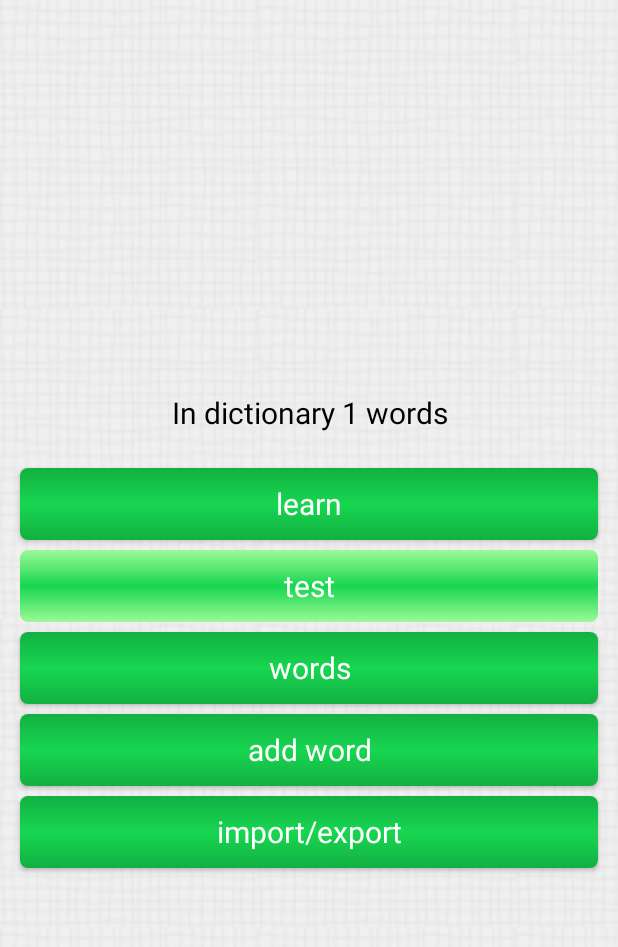
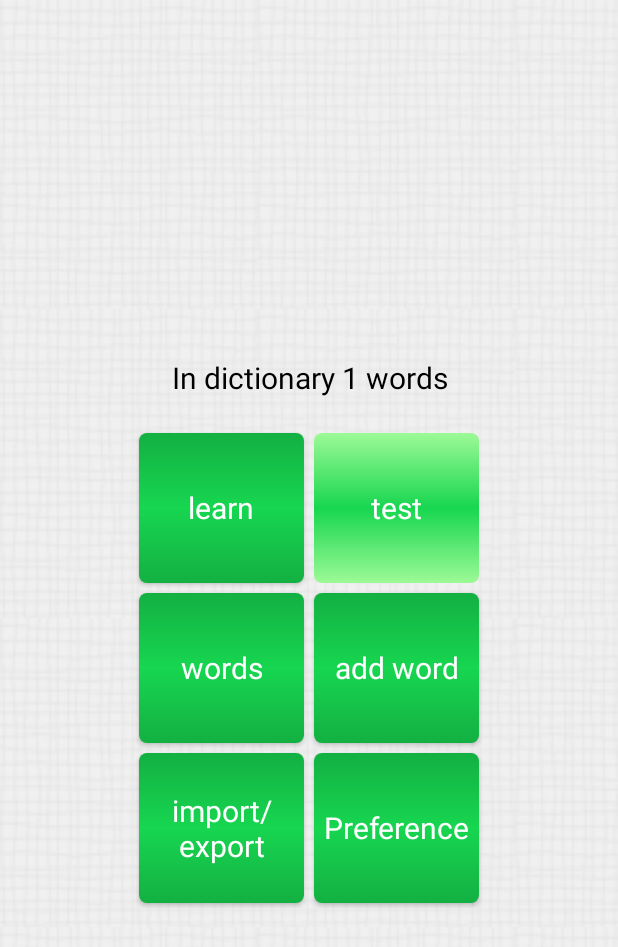
Before and after one commit to zhdanov-ek/LearnWords, an Android app: the screen it shows after launch (MainActivity), on a phone screen of 412 x 824 dp. Shown: the top 947 px of the screen. Run offline under Robolectric (Android 15) with nearby library versions, the phone set to English and light mode, and no system bars.

Commit message:
Add word in list, refactoring main menu

```diff
--- a/app/src/main/java/com/example/gek/learnwords/data/Consts.java
+++ b/app/src/main/java/com/example/gek/learnwords/data/Consts.java
@@ -18,7 +18,8 @@ public final class Consts {
     // Режимы работы редактирования СЛОВА и варианты завершения
     public static final String WORD_MODE = "mode";
     public static final int WORD_MODE_NEW = 1;
-    public static final int WORD_MODE_EDIT = 2;
+    public static final int WORD_MODE_NEW_FROM_LIST = 2;
+    public static final int WORD_MODE_EDIT = 3;
 
 
     public static final String WORD_RESULT_OPERATION = "word_result_operation";
--- a/app/src/main/res/layout/activity_list_words.xml
+++ b/app/src/main/res/layout/activity_list_words.xml
@@ -24,8 +24,6 @@
             android:layout_width="match_parent"
             android:layout_height="wrap_content"
             android:scrollbars="vertical"
-            android:scrollbarThumbVertical="@android:color/darker_gray"
-            android:scrollbarSize="5dp"
             />
 
 </LinearLayout>
--- a/app/src/main/res/layout/activity_main.xml
+++ b/app/src/main/res/layout/activity_main.xml
@@ -21,43 +21,73 @@
         android:textSize="@dimen/font_size_middle"
         tools:text="In dictionary 20 words" />
 
+    <LinearLayout
+        android:layout_width="match_parent"
+        android:layout_height="wrap_content"
+        android:orientation="horizontal"
+        android:gravity="center_horizontal|center_vertical">
         <Button
             android:id="@+id/btnLearn"
             style="@style/LearnWordsButtonGreen"
-        android:layout_width="match_parent"
-        android:layout_height="wrap_content"
+            android:layout_width="@dimen/button_menu_width"
+            android:layout_height="@dimen/button_menu_height"
             android:layout_margin="@dimen/button_layout_margin"
             android:text="learn" />
 
         <Button
             android:id="@+id/btnTest"
             style="@style/LearnWordsButtonGreen"
+            android:layout_width="@dimen/button_menu_width"
+            android:layout_height="@dimen/button_menu_height"
+            android:layout_margin="@dimen/button_layout_margin"
+            android:text="test" />
+    </LinearLayout>
+
+
+
+    <LinearLayout
         android:layout_width="match_parent"
         android:layout_height="wrap_content"
-        android:layout_margin="@dimen/button_layout_margin"
-        android:text="test" />
-
+        android:orientation="horizontal"
+        android:gravity="center_horizontal|center_vertical">
         <Button
             android:id="@+id/btnWords"
             style="@style/LearnWordsButtonGreen"
-        android:layout_width="match_parent"
-        android:layout_height="wrap_content"
+            android:layout_width="@dimen/button_menu_width"
+            android:layout_height="@dimen/button_menu_height"
             android:layout_margin="@dimen/button_layout_margin"
             android:text="words" />
-
         <Button
             android:id="@+id/btnAddWord"
             style="@style/LearnWordsButtonGreen"
+            android:layout_width="@dimen/button_menu_width"
+            android:layout_height="@dimen/button_menu_height"
+            android:layout_margin="@dimen/button_layout_margin"
+            android:text="add word" />
+    </LinearLayout>
+
+
+
+    <LinearLayout
         android:layout_width="match_parent"
         android:layout_height="wrap_content"
-        android:layout_margin="@dimen/button_layout_margin"
-        android:text="add word" />
-
+        android:orientation="horizontal"
+        android:gravity="center_horizontal|center_vertical">
         <Button
             android:id="@+id/btnImportExport"
             style="@style/LearnWordsButtonGreen"
-        android:layout_width="match_parent"
-        android:layout_height="wrap_content"
+            android:layout_width="@dimen/button_menu_width"
+            android:layout_height="@dimen/button_menu_height"
             android:layout_margin="@dimen/button_layout_margin"
-        android:text="import/export" />
+            android:text="import/export"/>
+        <Button
+            android:id="@+id/btnPreference"
+            style="@style/LearnWordsButtonGreen"
+            android:layout_width="@dimen/button_menu_width"
+            android:layout_height="@dimen/button_menu_height"
+            android:layout_margin="@dimen/button_layout_margin"
+            android:text="Preference"/>
     </LinearLayout>
+
+
+</LinearLayout>
--- a/app/src/main/res/menu/list_word_menu.xml
+++ b/app/src/main/res/menu/list_word_menu.xml
@@ -2,6 +2,12 @@
 
 <menu xmlns:android="http://schemas.android.com/apk/res/android"
     xmlns:app="http://schemas.android.com/apk/res-auto">
+
+    <item android:id="@+id/ab_new_word"
+        android:icon="@drawable/ic_action_add"
+        android:title="@string/caption_new_word"
+        android:checkable="false"
+        app:showAsAction="ifRoom" />
 
     <item android:id="@+id/ab_search"
         android:title="@string/menu_search"
--- a/app/src/main/res/values/colors.xml
+++ b/app/src/main/res/values/colors.xml
@@ -9,5 +9,7 @@
     <color name="colorButtonTrue">#47b713</color>
 
     <color name="colorFrameLayout">#afafb0</color>
+    <color name="colorFrameLayoutPress">#747474</color>
     <color name="colorBackgroundLayout">@null</color>
+    <color name="colorBackgroundLayoutPress">#ffffff</color>
 </resources>
--- a/app/src/main/res/values/dimens.xml
+++ b/app/src/main/res/values/dimens.xml
@@ -11,6 +11,9 @@
     <dimen name="button_height">40dp</dimen>
     <dimen name="button_layout_margin">3dp</dimen>
 
+    <dimen name="button_menu_height">100dp</dimen>
+    <dimen name="button_menu_width">110dp</dimen>
+
     <dimen name="ll_layout_margin">3dp</dimen>
     <dimen name="ll_padding">5dp</dimen>
 </resources>
```
Also changed, not shown: app/src/main/java/com/example/gek/learnwords/activity/ListWordsActivity.java (+11 -7 lines), app/src/main/java/com/example/gek/learnwords/activity/TestActivity.java (+24 -5 lines), app/src/main/java/com/example/gek/learnwords/activity/WordActivity.java (+16 -1 lines), app/src/main/res/anim/alpha.xml (added, +7 -0 lines), app/src/main/res/drawable/bg_layout.xml (+15 -0 lines), app/src/main/res/layout/activity_learn.xml (+10 -2 lines), app/src/main/res/layout/activity_test.xml (+29 -14 lines), app/src/main/res/drawable-hdpi/ic_action_add.png (added), app/src/main/res/drawable-mdpi/ic_action_add.png (added), app/src/main/res/drawable-xhdpi/ic_action_add.png (added), app/src/main/res/drawable-xxhdpi/ic_action_add.png (added), app/src/main/res/drawable/correctly_icon.png (added). Lines whose indentation alone changed are shown as unchanged.
